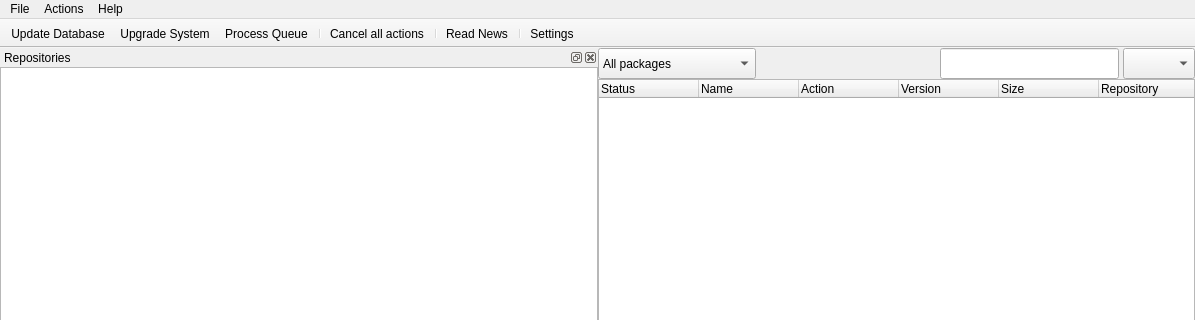
drf/shaman1, file trunk/shaman/ui/MainWindow.ui: the form before one commit; both pictures show x 0 to 1195 and y 0 to 320 of the 1195 by 722 pixel window.
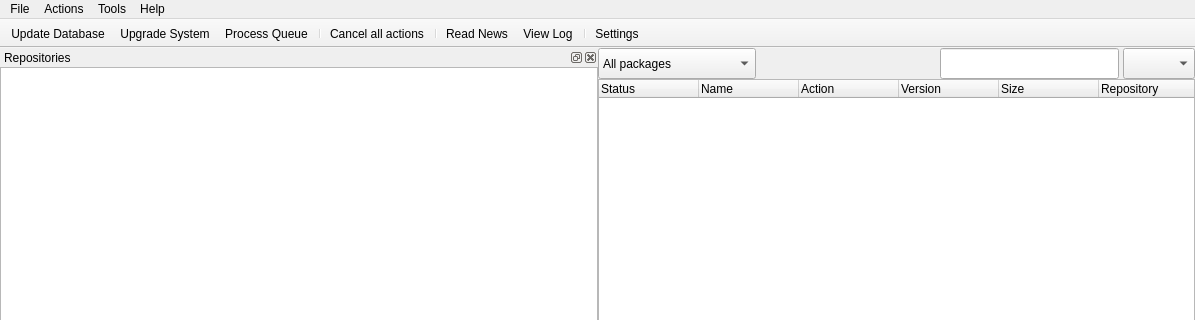
The form after the commit. Icons and pictures are not drawn.

```diff
--- a/trunk/shaman/ui/MainWindow.ui
+++ b/trunk/shaman/ui/MainWindow.ui
@@ -511,11 +511,19 @@
     <addaction name="actionInstall_Package_From_File" />
     <addaction name="separator" />
     <addaction name="menuInstall_and_Build_from_Source" />
+   </widget>
+   <widget class="QMenu" name="menuTools" >
+    <property name="title" >
+     <string>Tools</string>
+    </property>
+    <addaction name="actionReadNews" />
+    <addaction name="actionViewLog" />
     <addaction name="separator" />
     <addaction name="actionPacman_Preferences" />
    </widget>
    <addaction name="menuFile" />
    <addaction name="menuActions" />
+   <addaction name="menuTools" />
    <addaction name="menuHelp" />
   </widget>
   <widget class="QToolBar" name="toolBar" >
@@ -541,6 +549,7 @@
    <addaction name="actionCancel_all_actions" />
    <addaction name="separator" />
    <addaction name="actionReadNews" />
+   <addaction name="actionViewLog" />
    <addaction name="separator" />
    <addaction name="actionPacman_Preferences" />
   </widget>
@@ -644,6 +653,14 @@
     <string>Read News</string>
    </property>
   </action>
+  <action name="actionViewLog" >
+   <property name="icon" >
+    <iconset resource="qtpacman.qrc" >:/Icons/icons/bookmark-new-list.png</iconset>
+   </property>
+   <property name="text" >
+    <string>View Log</string>
+   </property>
+  </action>
  </widget>
  <layoutdefault spacing="0" margin="0" />
  <resources>
```
